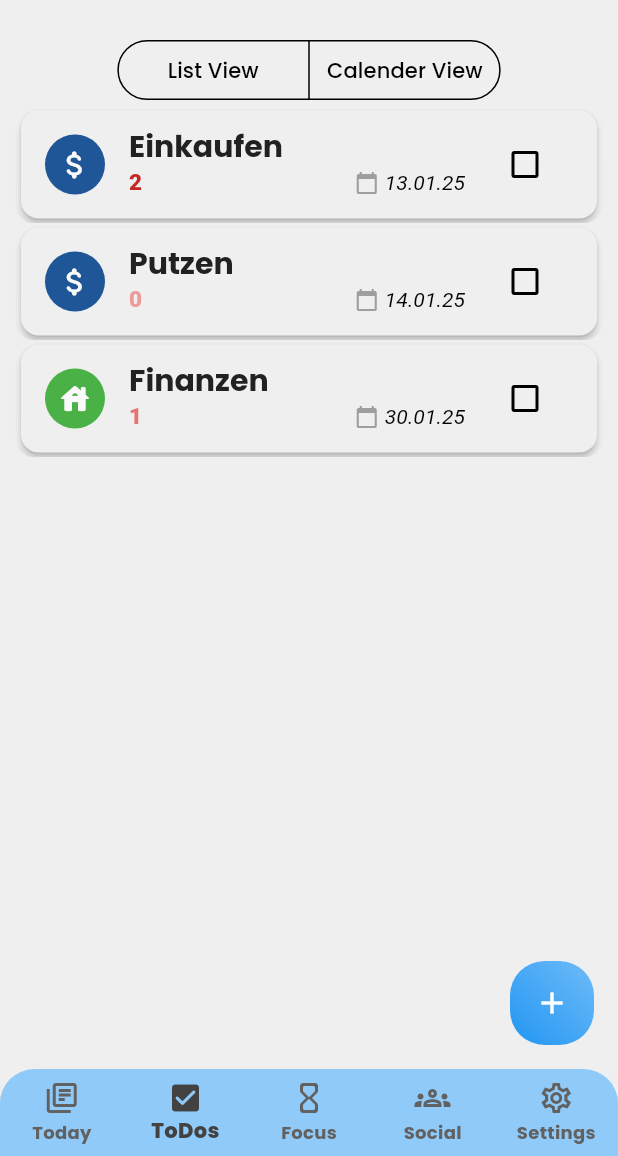
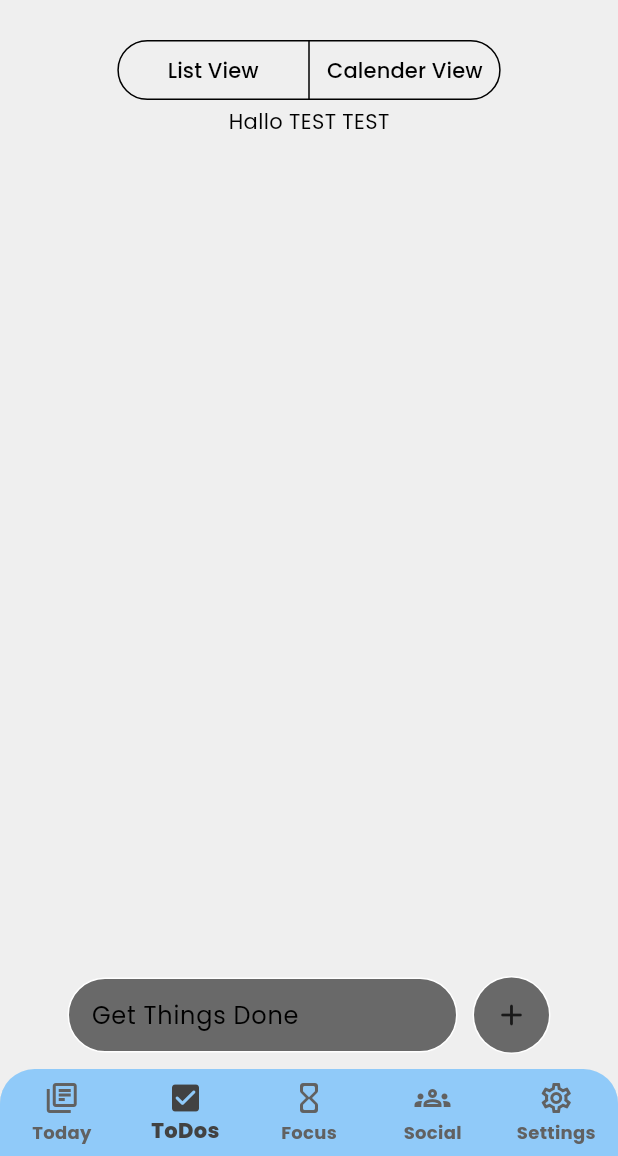
Before and after one commit to edhae/get_done, a Flutter app: the screen it shows after launch, item 2 of the bottom bar chosen, on a phone screen of 412 x 824 dp, the part 80-1236 px from its top. Run offline on Flutter 3.47's test engine with Material 3 defaults, Android fonts, the light colour scheme and no system bars; drawn by our look-alikes of simple_gradient_text; our stand-ins replace device_preview, flutter_colorpicker.

Commit message:
Refactor project structure & update files

```diff
--- a/get_done/lib/assets/todo_list_tile.dart
+++ b/get_done/lib/assets/todo_list_tile.dart
@@ -55,9 +55,9 @@
                   fontSize: 15
                 ),
               ),
-              Spacer(),
+              SizedBox(width: 20),
               Icon(Icons.calendar_today, size: 16, color: Colors.grey),
-              SizedBox(width: 4),
+              SizedBox(width: 10),
               Text(widget.dueDate, style: TextStyle(fontStyle: FontStyle.italic)),
             ],
           ),
--- a/get_done/lib/data.dart
+++ b/get_done/lib/data.dart
@@ -3,27 +3,45 @@
 // Todo Map
 
 List<Map<String, dynamic>> todos = [
-  {
-    'todo_title': 'Einkaufen',
-    'todo_due_date': '13.01.25',
-    'todo_priority': 2,
-    'todo_is_done': false,
-    'project_id': 1,
-  },
-  {
-    'todo_title': 'Putzen',
-    'todo_due_date': '14.01.25',
-    'todo_priority': 0,
-    'todo_is_done': false,
-    'project_id': 1,
-  },
-  {
-    'todo_title': 'Finanzen',
-    'todo_due_date': '30.01.25',
-    'todo_priority': 1,
-    'todo_is_done': false,
-    'project_id': 0,
-  },
+  // {
+  //   'todo_title': 'Einkaufen',
+  //   'todo_due_date': '13.01.25',
+  //   'todo_priority': 2,
+  //   'todo_is_done': false,
+  //   'project_id': 1,
+  // },
+  // {
+  //   'todo_title': 'Putzen',
+  //   'todo_due_date': '14.01.25',
+  //   'todo_priority': 0,
+  //   'todo_is_done': false,
+  //   'project_id': 1,
+  // },
+  // {
+  //   'todo_title': 'Finanzen',
+  //   'todo_due_date': '30.01.25',
+  //   'todo_priority': 1,
+  //   'todo_is_done': false,
+  //   'project_id': 0,
+  // },{
+  //   'todo_title': 'Finanzen',
+  //   'todo_due_date': '30.01.25',
+  //   'todo_priority': 1,
+  //   'todo_is_done': false,
+  //   'project_id': 0,
+  // },{
+  //   'todo_title': 'Finanzen',
+  //   'todo_due_date': '30.01.25',
+  //   'todo_priority': 1,
+  //   'todo_is_done': false,
+  //   'project_id': 0,
+  // },{
+  //   'todo_title': 'Finanzen',
+  //   'todo_due_date': '30.01.25',
+  //   'todo_priority': 1,
+  //   'todo_is_done': false,
+  //   'project_id': 0,
+  // },
 ];
 
 // Projects Map
--- a/get_done/lib/main.dart
+++ b/get_done/lib/main.dart
@@ -61,8 +61,8 @@
 
   @override
   Widget build(BuildContext context) {
-    Color personalizedColor =
-        Provider.of<ThemeProvider>(context, listen: false).personalizedColor;
+    // Color personalizedColor =
+    //     Provider.of<ThemeProvider>(context, listen: false).personalizedColor;
     return Scaffold(
       body: pages[currentPage],
       bottomNavigationBar: ClipRRect(
@@ -107,41 +107,41 @@
           ],
         ),
       ),
-      floatingActionButton: FloatingActionButton(
-        onPressed: () {},
-        shape: RoundedRectangleBorder(
-          borderRadius: BorderRadius.circular(23),
-        ),
-        elevation: 0,
-        child: Container(
-          height: 60,
-          width: 60,
-          decoration: BoxDecoration(
-            shape: BoxShape.rectangle,
-            borderRadius: BorderRadius.circular(23),
-            gradient: LinearGradient(
-              begin: Alignment.bottomLeft,
-              end: Alignment.topRight,
-              colors: [
-                Color.alphaBlend(
-                    Colors.black.withValues(
-                        alpha: Theme.of(context).brightness == Brightness.dark
-                            ? 0.4
-                            : 0),
-                    personalizedColor),
-                Color.alphaBlend(
-                    Colors.black.withValues(
-                        alpha: Theme.of(context).brightness == Brightness.dark
-                            ? 0.4
-                            : 0),
-                    Color.alphaBlend(personalizedColor.withValues(alpha: 0.65),
-                        Colors.white)),
-              ],
-            ),
-          ),
-          child: Icon(Icons.add),
-        ),
-      ),
+      // floatingActionButton: FloatingActionButton(
+      //   onPressed: () {},
+      //   shape: RoundedRectangleBorder(
+      //     borderRadius: BorderRadius.circular(23),
+      //   ),
+      //   elevation: 0,
+      //   child: Container(
+      //     height: 60,
+      //     width: 60,
+      //     decoration: BoxDecoration(
+      //       shape: BoxShape.rectangle,
+      //       borderRadius: BorderRadius.circular(23),
+      //       gradient: LinearGradient(
+      //         begin: Alignment.bottomLeft,
+      //         end: Alignment.topRight,
+      //         colors: [
+      //           Color.alphaBlend(
+      //               Colors.black.withValues(
+      //                   alpha: Theme.of(context).brightness == Brightness.dark
+      //                       ? 0.4
+      //                       : 0),
+      //               personalizedColor),
+      //           Color.alphaBlend(
+      //               Colors.black.withValues(
+      //                   alpha: Theme.of(context).brightness == Brightness.dark
+      //                       ? 0.4
+      //                       : 0),
+      //               Color.alphaBlend(personalizedColor.withValues(alpha: 0.65),
+      //                   Colors.white)),
+      //         ],
+      //       ),
+      //     ),
+      //     child: Icon(Icons.add),
+      //   ),
+      // ),
     );
   }
 }
--- a/get_done/lib/mainpages/todospage.dart
+++ b/get_done/lib/mainpages/todospage.dart
@@ -1,3 +1,4 @@
+import 'package:flutter/foundation.dart';
 import 'package:flutter/material.dart';
 import 'package:get_done/assets/todo_list_tile.dart';
 import 'package:simple_gradient_text/simple_gradient_text.dart';
@@ -5,6 +6,7 @@
 import 'package:provider/provider.dart';
 import 'package:get_done/theme/themeprovider.dart';
 import 'package:get_done/mainpages/todospages/edittodopage.dart';
+import 'package:intl/intl.dart';
 
 class TodosPage extends StatefulWidget {
   const TodosPage({super.key});
@@ -15,6 +17,10 @@
 
 class _TodosPageState extends State<TodosPage> {
   Set<int> selected = {0};
+
+  final _textController = TextEditingController();
+
+  bool _quicktodoNameExists = false;
 
   @override
   Widget build(BuildContext context) {
@@ -48,7 +54,9 @@
           ),
         ],
       ),
-      body: Container(
+      body: Stack(
+        children: [
+          Container(
             margin: EdgeInsets.only(top: 20, right: 10, left: 10),
             width: double.infinity,
             child: Column(
@@ -87,7 +95,8 @@
                             Map todo = filteredTodos[index];
                             String todoTitle = todo['todo_title'];
                             String todoDueDate = todo['todo_due_date'];
-                        String todoPriority = todo['todo_priority'].toString();
+                            String todoPriority =
+                                todo['todo_priority'].toString();
                             bool todoIsDone = todo['todo_is_done'];
 
                             int projectId = todo['project_id'];
@@ -113,12 +122,12 @@
                                 dueDate: todoDueDate,
                                 isChecked: todoIsDone,
                                 onChecked: (value) {
-                              setState(() {
+                                  setState(
+                                    () {
                                       todo['todo_is_done'] = value;
                                       filterTodos(todos);
-                                startSorting(selectedSortOption,
-                                    selectedSortDirectionOption);
-                              });
+                                    },
+                                  );
                                 },
                               ),
                             );
@@ -127,6 +136,81 @@
                 ),
               ],
             ),
+          ),
+          Positioned(
+            right: 0,
+            left: 0,
+            bottom: 10,
+            child: Row(
+              mainAxisAlignment: MainAxisAlignment.center,
+              children: [
+                Container(
+                  height: 50,
+                  width: 260,
+                  padding: EdgeInsets.symmetric(horizontal: 15),
+                  margin: EdgeInsets.only(right: 10),
+                  decoration: BoxDecoration(
+                    borderRadius: BorderRadius.circular(30),
+                    color: const Color.fromARGB(230, 90, 90, 90),
+                    border: Border.all(
+                      color: Colors.white,
+                    ),
+                  ),
+                  child: TextField(
+                    controller: _textController,
+                    decoration: InputDecoration(
+                      hintText: 'Get Things Done',
+                      border: InputBorder.none,
+                    ),
+                    onChanged: (String text) {
+                      setState(() {
+                        _quicktodoNameExists = text.isNotEmpty;
+                      });
+                    },
+                  ),
+                ),
+                Container(
+                  decoration: BoxDecoration(
+                    shape: BoxShape.circle,
+                    border: Border.all(
+                      color: Colors.white,
+                    ),
+                  ),
+                  child: CircleAvatar(
+                    radius: 25,
+                    backgroundColor: const Color.fromARGB(230, 90, 90, 90),
+                    child: IconButton(
+                      onPressed: () {
+                        _quicktodoNameExists
+                            ? setState(() {
+                                todos.add({
+                                  'todo_title': _textController.text,
+                                  'todo_due_date': DateFormat('dd.MM.yyyy')
+                                      .format(
+                                          DateTime.now().add(Duration(days: 1)))
+                                      .toString(),
+                                  'todo_priority': 0,
+                                  'todo_is_done': false,
+                                  'project_id': 0,
+                                });
+                              })
+                            : null;
+                        _textController.clear();
+                        _quicktodoNameExists = false;
+                      },
+                      onLongPress: () {
+
+                      },
+                      icon: Icon(_quicktodoNameExists
+                          ? Icons.check_rounded
+                          : Icons.add_rounded),
+                    ),
+                  ),
+                ),
+              ],
+            ),
+          ),
+        ],
       ),
     );
   }
--- a/get_done/pubspec.yaml
+++ b/get_done/pubspec.yaml
@@ -42,6 +42,8 @@
   flutter_colorpicker: ^1.1.0
 
   device_preview: ^1.2.0
+
+  intl: ^0.19.0
 
 dev_dependencies:
   flutter_test:
```
Also changed, not shown: get_done/pubspec.lock, 4 other files. Lines whose indentation alone changed are shown as unchanged.
